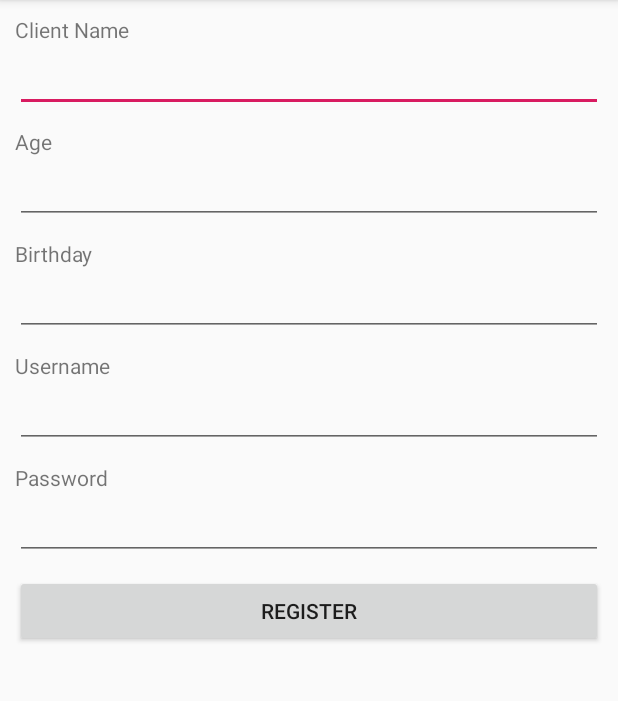
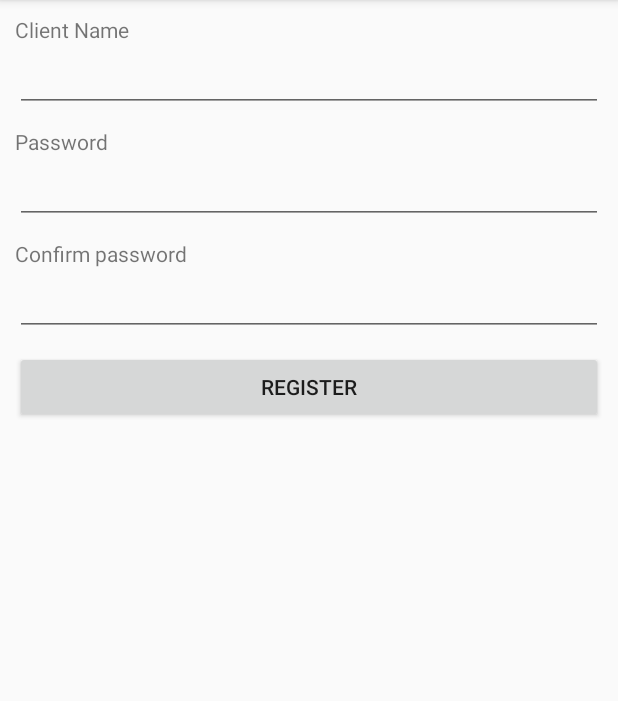
Before and after one commit to ultimatezachgrafton/BensFitnessApp, an Android app: the screen it shows after launch (RegisterActivity before the commit, MainActivity after it), after a tap on "Register", on a phone screen of 412 x 824 dp, the part 84-785 px from its top. Run offline under Robolectric (Android 15) with nearby library versions, the phone set to English and light mode, and no system bars; our stand-ins replace Room's generated code.

Commit message:
Added Login and Register Fragments

```diff
--- a/app/src/main/java/login/LoginActivity.java
+++ /dev/null
@@ -1,73 +0,0 @@
-package login;
-
-import android.content.Intent;
-import android.os.Bundle;
-import androidx.appcompat.app.ActionBar;
-import android.view.View;
-import android.widget.Button;
-import android.widget.EditText;
-import android.widget.TextView;
-
-import androidx.appcompat.app.AppCompatActivity;
-import zachg.bensfitnessapp.R;
-
-public class LoginActivity extends AppCompatActivity implements View.OnClickListener {
-
-    Button bLogin;
-    EditText etUsername, etPassword;
-    TextView tvRegisterLink;
-    UserDatabase userDatabase; //storage space of current user
-
-    @Override
-    protected void onCreate(Bundle savedInstanceState) {
-        super.onCreate(savedInstanceState);
-        setContentView(R.layout.activity_login);
-
-        etUsername = (EditText) findViewById(R.id.etUsername);
-        etPassword = (EditText) findViewById(R.id.etPassword);
-        bLogin = (Button) findViewById(R.id.bLogin);
-        tvRegisterLink = (TextView) findViewById(R.id.tvRegisterLink);
-
-        bLogin.setOnClickListener(this);
-        tvRegisterLink.setOnClickListener(this);
-        // Checks if database contains Admin - if not, sets them
-        // Not sure if best way to implement this - will research
-        //userLocalStore.setAdmin();
-    }
-
-  @Override
-    public void onClick(View v) {
-        switch(v.getId()) {
-            case R.id.bLogin:
-                String username = etUsername.getText().toString();
-                String password = etPassword.getText().toString();
-                User user = new User();
-
-                userDatabase.myDao();
-                //userDatabase.setUserLoggedIn(true);
-                //authenticate(user);
-                break;
-
-            case R.id.tvRegisterLink:
-                startActivity(new Intent(this, RegisterActivity.class));
-                break;
-
-        }
-
-    }
-/*
-    private void authenticate(User user) {
-        ServerRequests serverRequest = new ServerRequests(this);
-        serverRequest.fetchUserDataAsyncTask(user, new GetUserCallback() {
-            @Override
-            public void done(User returnedUser) {
-                if (returnedUser == null) {
-                    showErrorMessage();
-                } else {
-                    logUserIn(returnedUser);
-                }
-            }
-        });
-    }
-    */
-}
--- /dev/null
+++ b/app/src/main/java/login/LoginFragment.java
@@ -0,0 +1,92 @@
+package login;
+
+import android.os.Bundle;
+import android.view.LayoutInflater;
+import android.view.View;
+import android.view.ViewGroup;
+import android.widget.Button;
+import android.widget.EditText;
+import android.widget.TextView;
+import android.widget.Toast;
+
+import androidx.fragment.app.Fragment;
+import zachg.bensfitnessapp.MainActivity;
+import zachg.bensfitnessapp.R;
+import zachg.bensfitnessapp.SingleFragmentActivity;
+
+// TODO: authenticate/validate
+
+public class LoginFragment extends Fragment implements View.OnClickListener {
+
+    private Button bLogin, bReadUser; //temp! delete after testing!
+    private EditText etUsername, etPassword;
+    private TextView tvRegisterLink;
+    UserDatabase userDatabase; //storage space of current user
+
+    public LoginFragment() {
+        // Required empty public constructor
+    }
+
+    @Override
+    public View onCreateView(LayoutInflater inflater, ViewGroup container, Bundle savedInstanceState) {
+        //Inflate the layout for this fragment
+        View view = inflater.inflate(R.layout.fragment_login, container, false);
+        etUsername = view.findViewById(R.id.etUsername);
+        etPassword = view.findViewById(R.id.etPassword);
+        bLogin = (Button) view.findViewById(R.id.bLogin);
+        bLogin.setOnClickListener(this);
+        tvRegisterLink = (TextView) view.findViewById(R.id.tvRegisterLink);
+        tvRegisterLink.setOnClickListener(this);
+
+        // temp! delete after testing!
+        bReadUser = (Button) view.findViewById(R.id.bReadUser);
+        bReadUser.setOnClickListener(this);
+
+
+        return view;
+    }
+
+    public void onClick(View view) {
+        switch(view.getId())
+        {
+            case R.id.bLogin:
+                String username = etUsername.getText().toString();
+                String password = etPassword.getText().toString();
+                User user = new User();
+                Toast.makeText(getActivity(), "CLICK CLICK!", Toast.LENGTH_SHORT).show();
+
+                if (userDatabase != null) {
+                    userDatabase.myDao();
+                    //userDatabase.setUserLoggedIn(true);
+                    //authenticate(user);
+                }
+                break;
+            case R.id.tvRegisterLink:
+                MainActivity.fm.beginTransaction().replace(R.id.fragment_container,
+                    new RegisterFragment()).addToBackStack(null).commit();
+                Toast.makeText(getActivity(), "CLICK CLICK!", Toast.LENGTH_SHORT).show();
+                break;
+
+                // delete after testing!
+            case R.id.bReadUser:
+                MainActivity.fm.beginTransaction().replace(R.id.fragment_container, new ReadUserFragment()).addToBackStack(null).commit();
+                break;
+        }
+    }
+
+    /*
+    private void authenticate(User user) {
+        ServerRequests serverRequest = new ServerRequests(this);
+        serverRequest.fetchUserDataAsyncTask(user, new GetUserCallback() {
+            @Override
+            public void done(User returnedUser) {
+                if (returnedUser == null) {
+                    showErrorMessage();
+                } else {
+                    logUserIn(returnedUser);
+                }
+            }
+        });
+    }
+    */
+}
--- a/app/src/main/java/login/MyDataAccessObject.java
+++ b/app/src/main/java/login/MyDataAccessObject.java
@@ -1,11 +1,17 @@
 package login;
+
+import java.util.List;
 
 import androidx.room.Dao;
 import androidx.room.Insert;
+import androidx.room.Query;
 
 @Dao
 public interface MyDataAccessObject {
 
     @Insert
-    public void addUser(User user);
+    void addUser(User user);
+
+    @Query("select * from users")
+    List<User> getUsers();
 }
--- a/app/src/main/java/login/RegisterActivity.java
+++ /dev/null
@@ -1,62 +0,0 @@
-package login;
-
-import android.os.Bundle;
-import androidx.appcompat.app.ActionBar;
-import android.view.View;
-import android.widget.Button;
-import android.widget.EditText;
-import android.widget.Toast;
-
-import androidx.appcompat.app.AppCompatActivity;
-import androidx.room.Room;
-import zachg.bensfitnessapp.R;
-
-
-// RegisterActivity class creates the User profiles to be stored
-// Admin will be pre-registered via setAdmin() during onCreate()
-
-public class RegisterActivity extends AppCompatActivity implements View.OnClickListener {
-
-    Button bRegister;
-    EditText etUsername, etPassword, etClientName, etBirthday, etGender;
-    public static UserDatabase sUserDatabase;
-
-    @Override
-    protected void onCreate(Bundle savedInstanceState) {
-        super.onCreate(savedInstanceState);
-        setContentView(R.layout.activity_register);
-        etUsername = findViewById(R.id.etUsername);
-        etPassword = findViewById(R.id.etPassword);
-        bRegister = findViewById(R.id.bRegister);
-
-        bRegister.setOnClickListener(this);
-
-        sUserDatabase = Room.databaseBuilder(getApplicationContext(), UserDatabase.class, "userdb")
-                .allowMainThreadQueries().build();
-    }
-
-    @Override
-    public void onClick(View v) {
-       switch(v.getId()) {
-           case R.id.bRegister:
-               String clientName = etClientName.getText().toString();
-               String username = etUsername.getText().toString();
-               String password = etPassword.getText().toString();
-               String birthday = etBirthday.getText().toString();
-               String gender = etGender.getText().toString();
-               User registeredData = new User();
-
-               registeredData.setClientName(clientName);
-               registeredData.setUsername(username);
-               registeredData.setPassword(password);
-               registeredData.setBirthday(birthday);
-               registeredData.setGender(gender);
-               registeredData.setAdmin(false);
-
-               RegisterActivity.sUserDatabase.myDao().addUser(registeredData);
-
-               Toast.makeText(getApplicationContext(), "You are registered!", Toast.LENGTH_SHORT).show();
-               break;
-       }
-    }
-}
--- /dev/null
+++ b/app/src/main/java/login/RegisterFragment.java
@@ -0,0 +1,80 @@
+package login;
+
+import android.os.Bundle;
+import android.view.LayoutInflater;
+import android.view.View;
+import android.view.ViewGroup;
+import android.widget.Button;
+import android.widget.EditText;
+import android.widget.Toast;
+
+import java.util.UUID;
+
+import androidx.fragment.app.Fragment;
+import androidx.room.Room;
+import zachg.bensfitnessapp.R;
+
+import static java.util.UUID.randomUUID;
+
+// TODO: authenticaTE/VALIDATE
+
+public class RegisterFragment extends Fragment implements View.OnClickListener {
+
+    public RegisterFragment() {
+        // Required empty constructor
+    }
+
+    Button bRegister;
+    EditText etPassword, etConfirmPassword, etClientName;
+    public static UserDatabase sUserDatabase;
+
+    public View onCreateView(LayoutInflater inflater, ViewGroup container, Bundle savedInstanceState) {
+        // inflate layout for fragment
+        View view = inflater.inflate(R.layout.fragment_register, container, false);
+
+        etPassword = view.findViewById(R.id.etPassword);
+        etConfirmPassword = view.findViewById(R.id.etConfirmPassword);
+        bRegister = view.findViewById(R.id.bRegister);
+        etClientName = view.findViewById(R.id.etClientName);
+
+        bRegister.setOnClickListener(this);
+
+        sUserDatabase = Room.databaseBuilder(getActivity(), UserDatabase.class, "userdb").allowMainThreadQueries()
+                .fallbackToDestructiveMigration().build();
+
+        return view;
+    }
+
+    @Override
+    public void onClick(View v) {
+        switch(v.getId()) {
+            case R.id.bRegister:
+                String clientName = etClientName.getText().toString();
+                String password = etPassword.getText().toString();
+                String confirmPassword = etConfirmPassword.getText().toString();
+
+                if (password == confirmPassword) {
+
+                    User registeredData = new User();
+
+                    UUID uuid = UUID.randomUUID();
+                    String id = uuid.toString();
+                    registeredData.setId(id);
+                    registeredData.setClientName(clientName);
+                    registeredData.setPassword(password);
+                    registeredData.setAdmin(false);
+
+                    RegisterFragment.sUserDatabase.myDao().addUser(registeredData);
+
+                    Toast.makeText(getActivity(), "You are registered!", Toast.LENGTH_SHORT).show();
+
+                    //go back to login where this is true:
+                    etClientName.setText(clientName);
+                    etPassword.setText(password);
+                } else {
+                    Toast.makeText(getActivity(), "Passwords do not match.", Toast.LENGTH_SHORT).show();
+                }
+                break;
+        }
+    }
+}
--- a/app/src/main/java/zachg/bensfitnessapp/DatePickerFragment.java
+++ b/app/src/main/java/zachg/bensfitnessapp/DatePickerFragment.java
@@ -22,7 +22,6 @@ import java.util.GregorianCalendar;
 public class DatePickerFragment extends DialogFragment {
 
     public static final String EXTRA_DATE = "zachg.bensfitnessapp.date";
-
     private static final String ARG_DATE = "date";
     private android.widget.DatePicker mDatePicker;
 
--- a/app/src/main/java/zachg/bensfitnessapp/MainActivity.java
+++ b/app/src/main/java/zachg/bensfitnessapp/MainActivity.java
@@ -1,41 +1,34 @@
 package zachg.bensfitnessapp;
 
 import android.os.Bundle;
-import android.service.autofill.UserData;
-import androidx.appcompat.app.ActionBar;
+import android.widget.Toast;
 
 import androidx.appcompat.app.AppCompatActivity;
+import androidx.fragment.app.Fragment;
+import androidx.fragment.app.FragmentManager;
+import androidx.room.Room;
+import login.LoginFragment;
 import login.UserDatabase;
 
-// MainActivity hosts the LoginActivity screen which leads to the Report fragment for users
-// or the Admin fragment for Admin
+//import static zachg.bensfitnessapp.R.id.fragment_container;
+import static zachg.bensfitnessapp.SingleFragmentActivity.fm;
+
+// MainActivity launches LoginFragment and RegisterFragment
 
 public class MainActivity extends AppCompatActivity {
-
-    UserDatabase userDatabase;
+    public static FragmentManager fm;
 
     @Override
     protected void onCreate(Bundle savedInstanceState) {
         super.onCreate(savedInstanceState);
-        setContentView(R.layout.activity_login);
+        setContentView(R.layout.activity_fragment);
+        fm = getSupportFragmentManager();
 
-        UserDatabase userDatabase;
+        if (findViewById(R.id.fragment_container)!=null) {
+            if (savedInstanceState!=null) {
+                return;
+            }
+            fm.beginTransaction().add(R.id.fragment_container, new LoginFragment()).commit();
+        }
     }
 }
-
-/*public class MainActivity extends SingleFragmentActivity
-    @Override
-    protected Fragment createFragment() {
-        UUID reportId = (UUID) getIntent().getSerializableExtra(EXTRA_REPORT_ID);
-        return ReportFragment.newInstance(reportId);
-    }
-
-    // Creates explicit intent, and pass in a Serializable key value to create new Reports
-    private static final String EXTRA_REPORT_ID = "zachg.bensfitnessapp.report_id";
-    public static Intent newIntent(Context packageContext, UUID reportId) {
-        Intent intent = new Intent(packageContext, MainActivity.class);
-        intent.putExtra(EXTRA_REPORT_ID, reportId);
-        return intent;
-    }
-}
-*/
--- a/app/src/main/java/zachg/bensfitnessapp/ReportFragment.java
+++ b/app/src/main/java/zachg/bensfitnessapp/ReportFragment.java
@@ -12,7 +12,6 @@ import android.os.Bundle;
 import android.provider.ContactsContract;
 import android.provider.MediaStore;
 import androidx.fragment.app.Fragment;
-//import androidx.core.app.FragmentManager;
 import androidx.core.content.FileProvider;
 
 import android.text.format.DateFormat;
--- a/app/src/main/java/zachg/bensfitnessapp/ReportPagerActivity.java
+++ b/app/src/main/java/zachg/bensfitnessapp/ReportPagerActivity.java
@@ -15,9 +15,9 @@ import java.util.UUID;
 
 public class ReportPagerActivity extends AppCompatActivity implements ReportFragment.Callbacks {
 
+    // ReportPagerActivity is the Activity for Reports utilizing ViewPager to allow the user to swipe left and right on reports
 
-    // ReportPagerActivity is the ViewPager which allows you to swipe left and right on reports
-
+    // Creates explicit intent, and pass in a Serializable key value to create new Reports
     private static final String EXTRA_REPORT_ID = "zachg.bensfitnessapp.report_id";
 
     private ViewPager mViewPager;
--- a/app/src/main/res/layout/activity_register.xml
+++ /dev/null
@@ -1,72 +0,0 @@
-<?xml version="1.0" encoding="utf-8"?>
-<LinearLayout
-    xmlns:android="http://schemas.android.com/apk/res/android"
-    android:layout_width="match_parent"
-    android:layout_height="match_parent"
-    android:orientation="vertical"
-    android:padding="10dp"    >
-
-    <TextView
-        android:layout_width="wrap_content"
-        android:layout_height="wrap_content"
-        android:text="@string/client_name" />
-
-    <EditText
-        android:id="@+id/etClientName"
-        android:layout_width="match_parent"
-        android:layout_height="wrap_content"
-        android:layout_marginBottom="10dp" />
-
-    <TextView
-        android:layout_width="wrap_content"
-        android:layout_height="wrap_content"
-        android:text="@string/client_age" />
-
-    <EditText
-        android:id="@+id/etBirthday"
-        android:layout_width="match_parent"
-        android:layout_height="wrap_content"
-        android:layout_marginBottom="10dp" />
-
-    <TextView
-        android:layout_width="wrap_content"
-        android:layout_height="wrap_content"
-        android:text="@string/client_birthday" />
-
-    <EditText
-        android:id="@+id/etGender"
-        android:layout_width="match_parent"
-        android:layout_height="wrap_content"
-        android:layout_marginBottom="10dp" />
-
-    <TextView
-        android:layout_width="wrap_content"
-        android:layout_height="wrap_content"
-        android:text="@string/username" />
-
-    <EditText
-        android:id="@+id/etUsername"
-        android:layout_width="match_parent"
-        android:layout_height="wrap_content"
-        android:layout_marginBottom="10dp" />
-
-    <TextView
-        android:layout_width="wrap_content"
-        android:layout_height="wrap_content"
-        android:text="Password" />
-
-    <EditText
-        android:id="@+id/etPassword"
-        android:layout_width="match_parent"
-        android:layout_height="wrap_content"
-        android:inputType="textPassword"
-        android:layout_marginBottom="10dp" />
-
-    <Button
-        android:id="@+id/bRegister"
-        android:layout_width="match_parent"
-        android:layout_height="wrap_content"
-        android:text="@string/register"
-        />
-
-</LinearLayout>
--- a/app/src/main/res/layout/activity_login.xml
+++ b/app/src/main/res/layout/fragment_register.xml
@@ -1,18 +1,19 @@
 <?xml version="1.0" encoding="utf-8"?>
-<LinearLayout
-    xmlns:android="http://schemas.android.com/apk/res/android"
+<LinearLayout xmlns:android="http://schemas.android.com/apk/res/android"
     android:layout_width="match_parent"
     android:layout_height="match_parent"
+    xmlns:tools="http://schemas.android.com/tools"
     android:orientation="vertical"
-    android:padding="10dp"    >
+    android:padding="10dp"
+    tools:context=".SingleFragmentActivity">
 
     <TextView
         android:layout_width="wrap_content"
         android:layout_height="wrap_content"
-        android:text="@string/username" />
+        android:text="@string/client_name" />
 
     <EditText
-        android:id="@+id/etUsername"
+        android:id="@+id/etClientName"
         android:layout_width="match_parent"
         android:layout_height="wrap_content"
         android:layout_marginBottom="10dp" />
@@ -29,19 +30,23 @@
         android:inputType="textPassword"
         android:layout_marginBottom="10dp" />
 
-    <Button
-        android:id="@+id/bLogin"
+    <TextView
+        android:layout_width="wrap_content"
+        android:layout_height="wrap_content"
+        android:text="Confirm password" />
+
+    <EditText
+        android:id="@+id/etConfirmPassword"
         android:layout_width="match_parent"
         android:layout_height="wrap_content"
-        android:text="@string/login"
-        />
+        android:inputType="textPassword"
+        android:layout_marginBottom="10dp" />
 
-    <TextView
-        android:id="@+id/tvRegisterLink"
-        android:layout_width="wrap_content"
+    <Button
+        android:id="@+id/bRegister"
+        android:layout_width="match_parent"
         android:layout_height="wrap_content"
         android:text="@string/register"
-        android:textStyle="bold"
         />
 
 </LinearLayout>
--- a/app/src/main/res/values/strings.xml
+++ b/app/src/main/res/values/strings.xml
@@ -36,4 +36,7 @@
     <string name="fats">Amount of fat in grams:</string>
     <string name="carbs">Amount of carbs in grams:</string>
     <string name="protein">Amount of protein in grams:</string>
+
+    <!-- TODO: Remove or change this placeholder text -->
+    <string name="hello_blank_fragment">Hello blank fragment</string>
 </resources>
```
Also changed, not shown: app/build.gradle (+7 -6 lines), app/src/main/AndroidManifest.xml (+4 -7 lines), app/src/main/java/login/ReadUserFragment.java (added, +59 -0 lines), app/src/main/java/login/User.java (+7 -9 lines), app/src/main/java/login/UserDatabase.java (+3 -71 lines), app/src/main/java/zachg/bensfitnessapp/SingleFragmentActivity.java (+23 -3 lines), app/src/main/res/layout/fragment_login.xml (added, +52 -0 lines), app/src/main/res/layout/fragment_read_user.xml (added, +14 -0 lines).
